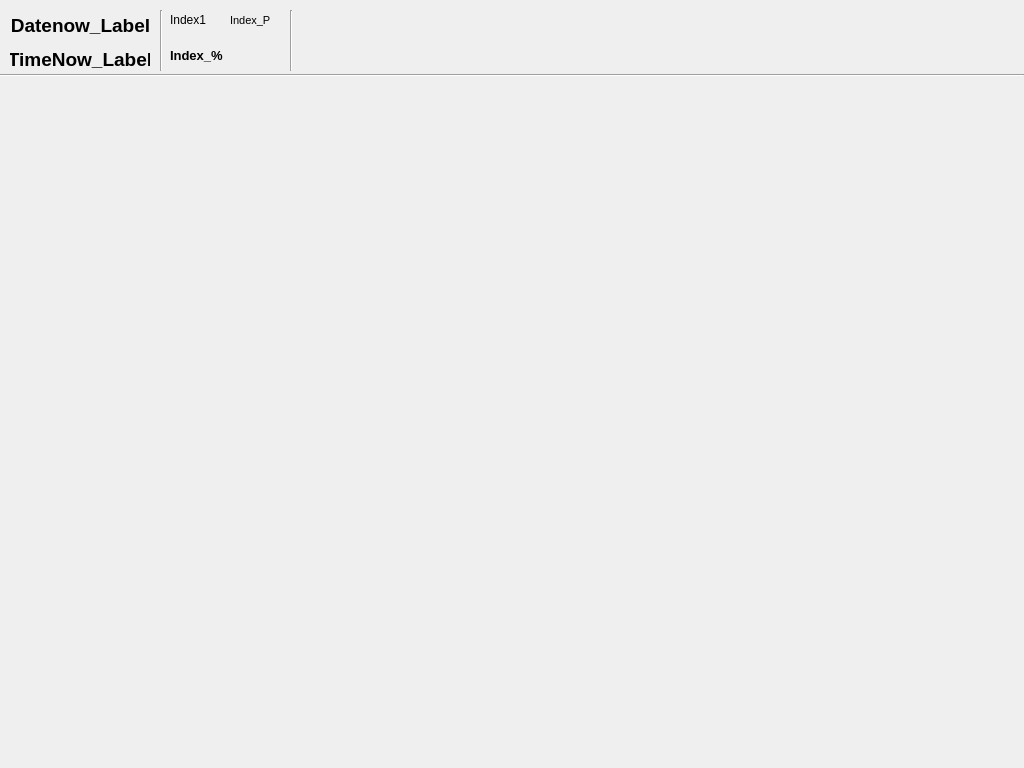
The window that Interface_Workfile.ui (willBear/Wills-Stock-Picker) describes before a commit, drawn with Qt 5.
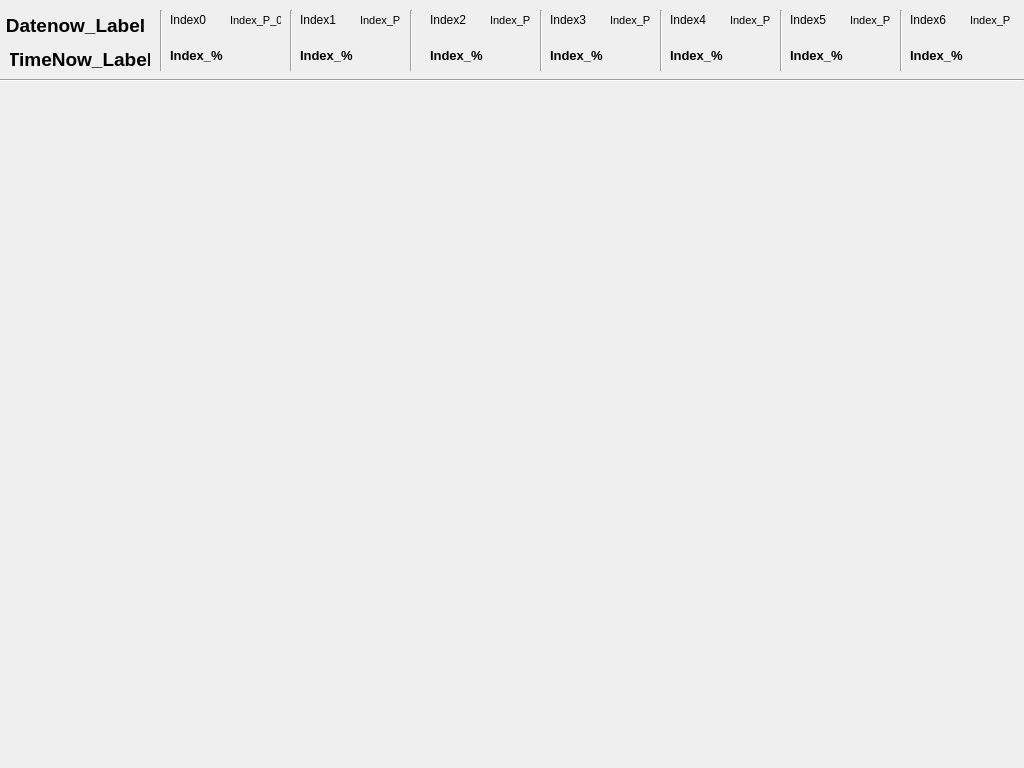
The same window after the commit.

The edit to the form file:
```diff
--- a/Interface_Workfile.ui
+++ b/Interface_Workfile.ui
@@ -26,28 +26,6 @@
    <bool>false</bool>
   </property>
   <widget class="QWidget" name="centralwidget">
-   <widget class="Line" name="line">
-    <property name="geometry">
-     <rect>
-      <x>0</x>
-      <y>50</y>
-      <width>1024</width>
-      <height>50</height>
-     </rect>
-    </property>
-    <property name="maximumSize">
-     <size>
-      <width>16777215</width>
-      <height>16777215</height>
-     </size>
-    </property>
-    <property name="autoFillBackground">
-     <bool>false</bool>
-    </property>
-    <property name="orientation">
-     <enum>Qt::Horizontal</enum>
-    </property>
-   </widget>
    <widget class="QLabel" name="TimeNow_Label">
     <property name="geometry">
      <rect>
@@ -85,7 +63,7 @@
      <rect>
       <x>0</x>
       <y>10</y>
-      <width>161</width>
+      <width>151</width>
       <height>31</height>
      </rect>
     </property>
@@ -122,7 +100,7 @@
      </rect>
     </property>
     <property name="text">
-     <string>Index1</string>
+     <string>Index0</string>
     </property>
    </widget>
    <widget class="QLabel" name="Index_Percentage_1">
@@ -145,7 +123,7 @@
      <string>Index_%</string>
     </property>
    </widget>
-   <widget class="QLabel" name="Index_Price_1">
+   <widget class="QLabel" name="Index_Price_0">
     <property name="geometry">
      <rect>
       <x>230</x>
@@ -162,7 +140,7 @@
      </font>
     </property>
     <property name="text">
-     <string>Index_P</string>
+     <string>Index_P_0</string>
     </property>
    </widget>
    <widget class="Line" name="line_2">
@@ -191,6 +169,402 @@
      <enum>Qt::Vertical</enum>
     </property>
    </widget>
+   <widget class="QLabel" name="Index_Symbol_1">
+    <property name="geometry">
+     <rect>
+      <x>300</x>
+      <y>10</y>
+      <width>61</width>
+      <height>20</height>
+     </rect>
+    </property>
+    <property name="text">
+     <string>Index1</string>
+    </property>
+   </widget>
+   <widget class="QLabel" name="Index_Percentage_1">
+    <property name="geometry">
+     <rect>
+      <x>300</x>
+      <y>40</y>
+      <width>100</width>
+      <height>31</height>
+     </rect>
+    </property>
+    <property name="font">
+     <font>
+      <pointsize>10</pointsize>
+      <weight>75</weight>
+      <bold>true</bold>
+     </font>
+    </property>
+    <property name="text">
+     <string>Index_%</string>
+    </property>
+   </widget>
+   <widget class="QLabel" name="Index_Price_1">
+    <property name="geometry">
+     <rect>
+      <x>360</x>
+      <y>10</y>
+      <width>51</width>
+      <height>20</height>
+     </rect>
+    </property>
+    <property name="font">
+     <font>
+      <pointsize>8</pointsize>
+      <weight>50</weight>
+      <bold>false</bold>
+     </font>
+    </property>
+    <property name="text">
+     <string>Index_P</string>
+    </property>
+   </widget>
+   <widget class="QLabel" name="Index_Percentage_2">
+    <property name="geometry">
+     <rect>
+      <x>430</x>
+      <y>40</y>
+      <width>100</width>
+      <height>31</height>
+     </rect>
+    </property>
+    <property name="font">
+     <font>
+      <pointsize>10</pointsize>
+      <weight>75</weight>
+      <bold>true</bold>
+     </font>
+    </property>
+    <property name="text">
+     <string>Index_%</string>
+    </property>
+   </widget>
+   <widget class="Line" name="line_4">
+    <property name="geometry">
+     <rect>
+      <x>410</x>
+      <y>10</y>
+      <width>3</width>
+      <height>61</height>
+     </rect>
+    </property>
+    <property name="orientation">
+     <enum>Qt::Vertical</enum>
+    </property>
+   </widget>
+   <widget class="QLabel" name="Index_Symbol_2">
+    <property name="geometry">
+     <rect>
+      <x>430</x>
+      <y>10</y>
+      <width>61</width>
+      <height>20</height>
+     </rect>
+    </property>
+    <property name="text">
+     <string>Index2</string>
+    </property>
+   </widget>
+   <widget class="QLabel" name="Index_Price_2">
+    <property name="geometry">
+     <rect>
+      <x>490</x>
+      <y>10</y>
+      <width>51</width>
+      <height>20</height>
+     </rect>
+    </property>
+    <property name="font">
+     <font>
+      <pointsize>8</pointsize>
+      <weight>50</weight>
+      <bold>false</bold>
+     </font>
+    </property>
+    <property name="text">
+     <string>Index_P</string>
+    </property>
+   </widget>
+   <widget class="QLabel" name="Index_Percentage_3">
+    <property name="geometry">
+     <rect>
+      <x>550</x>
+      <y>40</y>
+      <width>100</width>
+      <height>31</height>
+     </rect>
+    </property>
+    <property name="font">
+     <font>
+      <pointsize>10</pointsize>
+      <weight>75</weight>
+      <bold>true</bold>
+     </font>
+    </property>
+    <property name="text">
+     <string>Index_%</string>
+    </property>
+   </widget>
+   <widget class="Line" name="line_5">
+    <property name="geometry">
+     <rect>
+      <x>540</x>
+      <y>10</y>
+      <width>3</width>
+      <height>61</height>
+     </rect>
+    </property>
+    <property name="orientation">
+     <enum>Qt::Vertical</enum>
+    </property>
+   </widget>
+   <widget class="QLabel" name="Index_Symbol_3">
+    <property name="geometry">
+     <rect>
+      <x>550</x>
+      <y>10</y>
+      <width>61</width>
+      <height>20</height>
+     </rect>
+    </property>
+    <property name="text">
+     <string>Index3</string>
+    </property>
+   </widget>
+   <widget class="QLabel" name="Index_Price_3">
+    <property name="geometry">
+     <rect>
+      <x>610</x>
+      <y>10</y>
+      <width>51</width>
+      <height>20</height>
+     </rect>
+    </property>
+    <property name="font">
+     <font>
+      <pointsize>8</pointsize>
+      <weight>50</weight>
+      <bold>false</bold>
+     </font>
+    </property>
+    <property name="text">
+     <string>Index_P</string>
+    </property>
+   </widget>
+   <widget class="QLabel" name="Index_Percentage_4">
+    <property name="geometry">
+     <rect>
+      <x>670</x>
+      <y>40</y>
+      <width>100</width>
+      <height>31</height>
+     </rect>
+    </property>
+    <property name="font">
+     <font>
+      <pointsize>10</pointsize>
+      <weight>75</weight>
+      <bold>true</bold>
+     </font>
+    </property>
+    <property name="text">
+     <string>Index_%</string>
+    </property>
+   </widget>
+   <widget class="Line" name="line_6">
+    <property name="geometry">
+     <rect>
+      <x>660</x>
+      <y>10</y>
+      <width>3</width>
+      <height>61</height>
+     </rect>
+    </property>
+    <property name="orientation">
+     <enum>Qt::Vertical</enum>
+    </property>
+   </widget>
+   <widget class="QLabel" name="Index_Symbol_4">
+    <property name="geometry">
+     <rect>
+      <x>670</x>
+      <y>10</y>
+      <width>61</width>
+      <height>20</height>
+     </rect>
+    </property>
+    <property name="text">
+     <string>Index4</string>
+    </property>
+   </widget>
+   <widget class="QLabel" name="Index_Price_4">
+    <property name="geometry">
+     <rect>
+      <x>730</x>
+      <y>10</y>
+      <width>51</width>
+      <height>20</height>
+     </rect>
+    </property>
+    <property name="font">
+     <font>
+      <pointsize>8</pointsize>
+      <weight>50</weight>
+      <bold>false</bold>
+     </font>
+    </property>
+    <property name="text">
+     <string>Index_P</string>
+    </property>
+   </widget>
+   <widget class="QLabel" name="Index_Percentage_5">
+    <property name="geometry">
+     <rect>
+      <x>790</x>
+      <y>40</y>
+      <width>100</width>
+      <height>31</height>
+     </rect>
+    </property>
+    <property name="font">
+     <font>
+      <pointsize>10</pointsize>
+      <weight>75</weight>
+      <bold>true</bold>
+     </font>
+    </property>
+    <property name="text">
+     <string>Index_%</string>
+    </property>
+   </widget>
+   <widget class="Line" name="line_7">
+    <property name="geometry">
+     <rect>
+      <x>780</x>
+      <y>10</y>
+      <width>3</width>
+      <height>61</height>
+     </rect>
+    </property>
+    <property name="orientation">
+     <enum>Qt::Vertical</enum>
+    </property>
+   </widget>
+   <widget class="QLabel" name="Index_Symbol_5">
+    <property name="geometry">
+     <rect>
+      <x>790</x>
+      <y>10</y>
+      <width>61</width>
+      <height>20</height>
+     </rect>
+    </property>
+    <property name="text">
+     <string>Index5</string>
+    </property>
+   </widget>
+   <widget class="QLabel" name="Index_Price_5">
+    <property name="geometry">
+     <rect>
+      <x>850</x>
+      <y>10</y>
+      <width>51</width>
+      <height>20</height>
+     </rect>
+    </property>
+    <property name="font">
+     <font>
+      <pointsize>8</pointsize>
+      <weight>50</weight>
+      <bold>false</bold>
+     </font>
+    </property>
+    <property name="text">
+     <string>Index_P</string>
+    </property>
+   </widget>
+   <widget class="Line" name="line">
+    <property name="geometry">
+     <rect>
+      <x>0</x>
+      <y>70</y>
+      <width>1024</width>
+      <height>20</height>
+     </rect>
+    </property>
+    <property name="orientation">
+     <enum>Qt::Horizontal</enum>
+    </property>
+   </widget>
+   <widget class="Line" name="line_8">
+    <property name="geometry">
+     <rect>
+      <x>900</x>
+      <y>10</y>
+      <width>3</width>
+      <height>61</height>
+     </rect>
+    </property>
+    <property name="orientation">
+     <enum>Qt::Vertical</enum>
+    </property>
+   </widget>
+   <widget class="QLabel" name="Index_Percentage_6">
+    <property name="geometry">
+     <rect>
+      <x>910</x>
+      <y>40</y>
+      <width>100</width>
+      <height>31</height>
+     </rect>
+    </property>
+    <property name="font">
+     <font>
+      <pointsize>10</pointsize>
+      <weight>75</weight>
+      <bold>true</bold>
+     </font>
+    </property>
+    <property name="text">
+     <string>Index_%</string>
+    </property>
+   </widget>
+   <widget class="QLabel" name="Index_Symbol_6">
+    <property name="geometry">
+     <rect>
+      <x>910</x>
+      <y>10</y>
+      <width>61</width>
+      <height>20</height>
+     </rect>
+    </property>
+    <property name="text">
+     <string>Index6</string>
+    </property>
+   </widget>
+   <widget class="QLabel" name="Index_Price_6">
+    <property name="geometry">
+     <rect>
+      <x>970</x>
+      <y>10</y>
+      <width>51</width>
+      <height>20</height>
+     </rect>
+    </property>
+    <property name="font">
+     <font>
+      <pointsize>8</pointsize>
+      <weight>50</weight>
+      <bold>false</bold>
+     </font>
+    </property>
+    <property name="text">
+     <string>Index_P</string>
+    </property>
+   </widget>
   </widget>
  </widget>
  <resources/>
```
Left out of the diff: 2 changed lines with no effect on the pictures.
